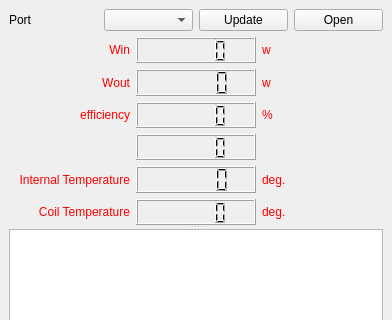
Before: the Qt Designer form watt_up.ui in shunyas/watt_up, drawn with Qt 5; both pictures show x 0 to 392 and y 0 to 320 of the 392 by 472 pixel window.
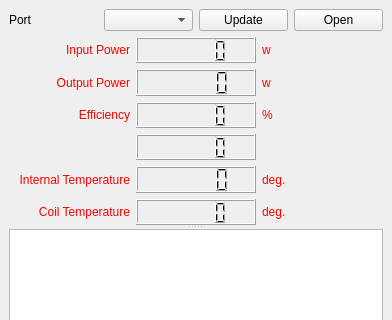
After: the same form once the commit is applied.

Commit message: Fix labels. Set internal temp invisible.

```diff
--- a/watt_up.ui
+++ b/watt_up.ui
@@ -61,7 +61,7 @@
              <string notr="true">color: rgb(255, 0, 0)</string>
             </property>
             <property name="text">
-             <string>Win</string>
+             <string>Input Power</string>
             </property>
             <property name="textFormat">
              <enum>Qt::AutoText</enum>
@@ -93,7 +93,7 @@
              <string notr="true">color: rgb(255, 0, 0)</string>
             </property>
             <property name="text">
-             <string>Wout</string>
+             <string>Output Power</string>
             </property>
             <property name="textFormat">
              <enum>Qt::AutoText</enum>
@@ -125,7 +125,7 @@
              <string notr="true">color: rgb(255, 0, 0)</string>
             </property>
             <property name="text">
-             <string>efficiency</string>
+             <string>Efficiency</string>
             </property>
             <property name="textFormat">
              <enum>Qt::AutoText</enum>
```
The commit also changes 1 other file.
